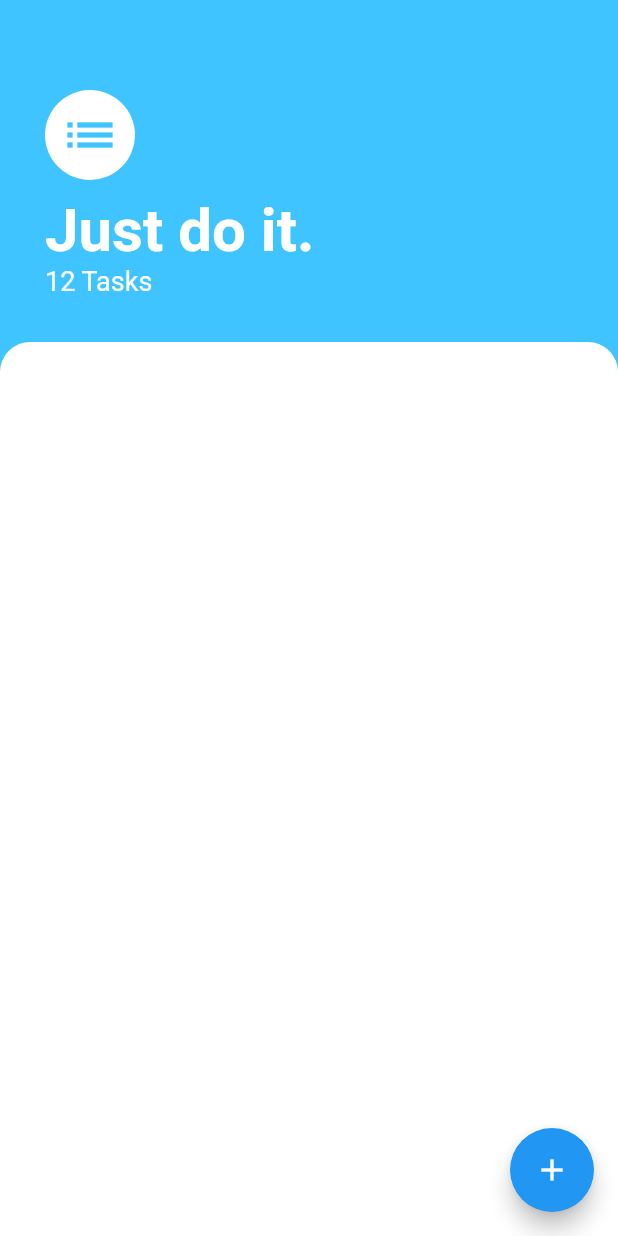
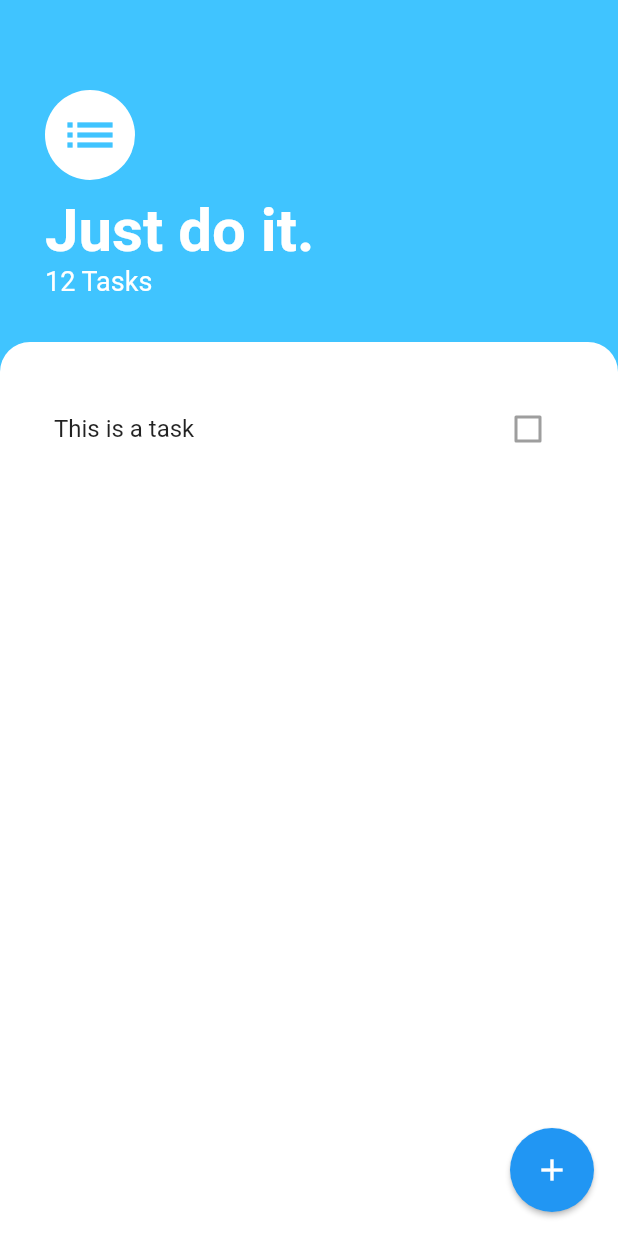
Before and after one commit to Butcanudothis/thebettertodoflutter, a Flutter app: the screen it shows after launch, on a phone screen of 412 x 824 dp. Run offline on Flutter 3.47's test engine with Material 2 defaults, Android fonts, the phone set to English and light mode, and no system bars.

Commit message:
refactored ListView and ListTile

```diff
--- a/lib/screens/taskscreen.dart
+++ b/lib/screens/taskscreen.dart
@@ -1,5 +1,6 @@
 import 'package:flutter/material.dart';
 import 'package:flutter/painting.dart';
+import 'package:flutter_todo/widgets/task_list.dart';
 
 class TasksScreen extends StatelessWidget {
   @override
@@ -8,6 +9,7 @@ class TasksScreen extends StatelessWidget {
       backgroundColor: Colors.lightBlueAccent,
       floatingActionButton: FloatingActionButton(
         child: Icon(Icons.add),
+        elevation: 1.5,
       ),
       body: Column(
         crossAxisAlignment: CrossAxisAlignment.start,
@@ -51,11 +53,13 @@ class TasksScreen extends StatelessWidget {
             child: Container(
               height: 300,
               decoration: BoxDecoration(
-                  color: Colors.white,
-                  borderRadius: BorderRadius.only(
-                    topRight: Radius.circular(20.0),
-                    topLeft: Radius.circular(20.0),
-                  )),
+                color: Colors.white,
+                borderRadius: BorderRadius.only(
+                  topRight: Radius.circular(20.0),
+                  topLeft: Radius.circular(20.0),
+                ),
+              ),
+              child: TaskList(),
             ),
           ),
         ],
--- /dev/null
+++ b/lib/widgets/task_list.dart
@@ -0,0 +1,12 @@
+import 'package:flutter/material.dart';
+import 'task_tile.dart';
+
+class TaskList extends StatelessWidget {
+  @override
+  Widget build(BuildContext context) {
+    return ListView(
+      padding: EdgeInsets.symmetric(horizontal: 20.0, vertical: 30),
+      children: [TaskTile(taskName: 'This is a task', completedState: false)],
+    );
+  }
+}
--- /dev/null
+++ b/lib/widgets/task_tile.dart
@@ -0,0 +1,18 @@
+import 'package:flutter/material.dart';
+
+class TaskTile extends StatelessWidget {
+  final String taskName;
+  final bool completedState;
+  TaskTile({this.taskName, this.completedState});
+
+  @override
+  Widget build(BuildContext context) {
+    return ListTile(
+      title: Text(taskName),
+      trailing: Checkbox(
+        value: completedState,
+        onChanged: null,
+      ),
+    );
+  }
+}
```
